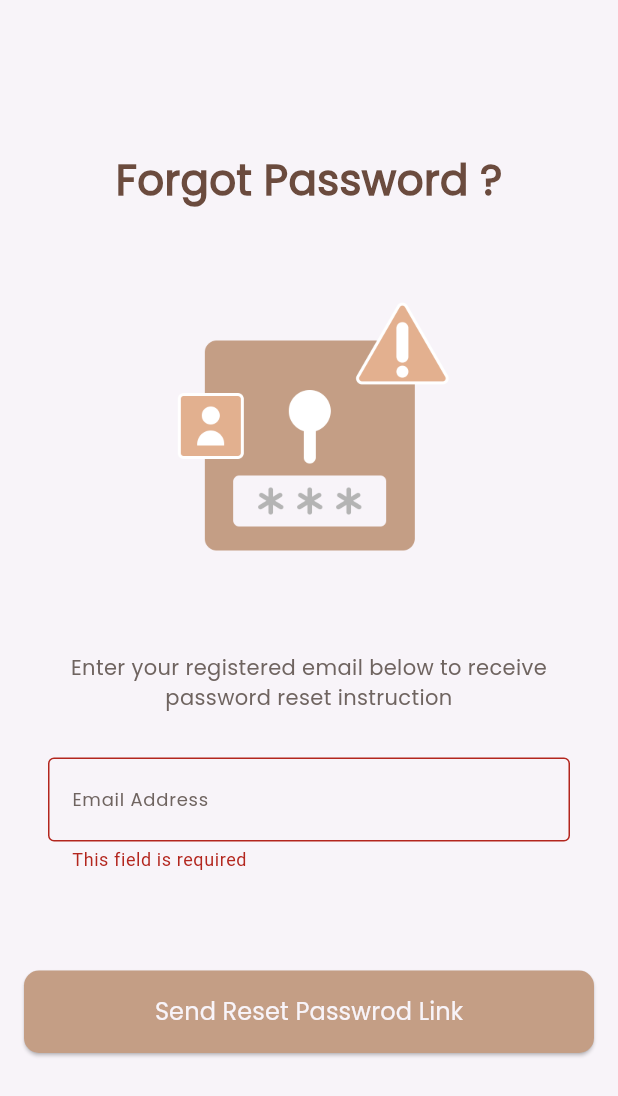
After one commit to ACICT-DEPI/ONL1_SWD4_G1d-m--Tourist-App-Dalel-, a Flutter app: the ForgotPasswordView screen opened by its route, after a tap on "Send Reset Passwrod Link", on a phone screen of 412 x 824 dp. The commit adds this screen. Shown: the top 1096 px of the screen. Run offline on Flutter 3.47's test engine with Material 3 defaults, Android fonts, the phone set to English and light mode, and no system bars; our stand-ins replace firebase_auth, firebase_core, flutter_bloc, flutter_svg, fluttertoast, get_it and 3 more; accounts and stored records are empty.

Commit message:
Reset Password

```diff
--- a/lib/core/routes/route_app.dart
+++ b/lib/core/routes/route_app.dart
@@ -1,4 +1,5 @@
 import 'package:dalel/features/auth_cubit/cubit/auth_cubit.dart';
+import 'package:dalel/features/author/presentation/forgot_password.dart';
 import 'package:dalel/features/author/presentation/login.dart';
 import 'package:dalel/features/author/presentation/register.dart';
 import 'package:dalel/features/home/presentation/views/home_view.dart';
@@ -36,6 +37,13 @@ final GoRouter ourRouter = GoRouter(
       ),
     ),
     GoRoute(
+      path: '/forgotPassword',
+      builder: (context, state) => BlocProvider(
+        create: (context) => AuthCubit(),
+        child: const ForgotPasswordView(),
+      ),
+    ),
+    GoRoute(
       path: '/home',
       builder: (context, state) => const HomeView(),
     ),
--- a/lib/features/auth_cubit/cubit/auth_cubit.dart
+++ b/lib/features/auth_cubit/cubit/auth_cubit.dart
@@ -13,6 +13,8 @@ class AuthCubit extends Cubit<AuthState> {
   bool? scurePasswordTextValue = true;
   GlobalKey<FormState> signUpFormKey = GlobalKey();
   GlobalKey<FormState> signInFormKey = GlobalKey();
+  GlobalKey<FormState> forgotPasswordFormKey = GlobalKey();
+
   signUpWithEmailAndPassword() async {
     try {
       emit(SignUpLoadingState());
@@ -21,7 +23,7 @@ class AuthCubit extends Cubit<AuthState> {
         password: password!,
       );
       verifyEmail();
-      emit(SingUpSuccessState());
+      emit(SignUpSuccessState());
     } on FirebaseAuthException catch (e) {
       if (e.code == 'weak-password') {
         emit(SignUpFailureState(
@@ -59,7 +61,7 @@ class AuthCubit extends Cubit<AuthState> {
 
   signInWithEmailAndPassword() async {
     try {
-      emit(SigInLoadingState());
+      emit(SignInLoadingState());
       await FirebaseAuth.instance.signInWithEmailAndPassword(
         email: emailAddress!,
         password: password!,
@@ -78,4 +80,14 @@ class AuthCubit extends Cubit<AuthState> {
       emit(SignInFailureState(errMessage: e.toString()));
     }
   }
+
+  resetPasswordWithLink() async {
+    try {
+      emit(ResetPasswordLoadingState());
+      await FirebaseAuth.instance.sendPasswordResetEmail(email: emailAddress!);
+      emit(ResetPasswordSuccessState());
+    } catch (e) {
+      emit(ResetPasswordFailureState(errMessage: e.toString()));
+    }
+  }
 }
--- a/lib/features/auth_cubit/cubit/auth_state.dart
+++ b/lib/features/auth_cubit/cubit/auth_state.dart
@@ -4,7 +4,7 @@ class AuthInitial extends AuthState {}
 
 class SignUpLoadingState extends AuthState {}
 
-class SingUpSuccessState extends AuthState {}
+class SignUpSuccessState extends AuthState {}
 
 class SignUpFailureState extends AuthState {
   final String errMessage;
@@ -12,11 +12,7 @@ class SignUpFailureState extends AuthState {
   SignUpFailureState({required this.errMessage});
 }
 
-class TermsAndConditionUpdateState extends AuthState {}
-
-final class ScurePasswordTextUpdateState extends AuthState {}
-
-class SigInLoadingState extends AuthState {}
+class SignInLoadingState extends AuthState {}
 
 class SignInSuccessState extends AuthState {}
 
@@ -25,3 +21,17 @@ class SignInFailureState extends AuthState {
 
   SignInFailureState({required this.errMessage});
 }
+
+class TermsAndConditionUpdateState extends AuthState {}
+
+final class ScurePasswordTextUpdateState extends AuthState {}
+
+class ResetPasswordLoadingState extends AuthState {}
+
+class ResetPasswordSuccessState extends AuthState {}
+
+class ResetPasswordFailureState extends AuthState {
+  final String errMessage;
+
+  ResetPasswordFailureState({required this.errMessage});
+}
--- /dev/null
+++ b/lib/features/author/presentation/forgot_password.dart
@@ -0,0 +1,29 @@
+import 'package:dalel/core/uitils/app_strings.dart';
+import 'package:dalel/features/author/presentation/widgets/custom_forgot_password_form.dart';
+import 'package:dalel/features/author/presentation/widgets/custom_welcome.dart';
+import 'package:dalel/features/author/presentation/widgets/forgot_password_image.dart';
+import 'package:dalel/features/author/presentation/widgets/forgot_password_sub_title.dart';
+import 'package:flutter/material.dart';
+
+class ForgotPasswordView extends StatelessWidget {
+  const ForgotPasswordView({super.key});
+
+  @override
+  Widget build(BuildContext context) {
+    return const Scaffold(
+      body: CustomScrollView(
+        slivers: [
+          SliverToBoxAdapter(child: SizedBox(height: 100)),
+          SliverToBoxAdapter(
+              child: CustomWelcomWidget(text: AppStrings.forgotPassword)),
+          SliverToBoxAdapter(child: SizedBox(height: 40)),
+          SliverToBoxAdapter(child: ForgotPasswordImage()),
+          SliverToBoxAdapter(child: SizedBox(height: 20)),
+          SliverToBoxAdapter(child: ForgotPasswordSubTitle()),
+          SliverToBoxAdapter(child: SizedBox(height: 30)),
+          SliverToBoxAdapter(child: CustomForgotPasswordForm()),
+        ],
+      ),
+    );
+  }
+}
--- a/lib/features/author/presentation/register.dart
+++ b/lib/features/author/presentation/register.dart
@@ -2,7 +2,7 @@ import 'package:dalel/core/functions/navigate_push.dart';
 import 'package:dalel/core/uitils/app_strings.dart';
 import 'package:dalel/features/author/presentation/widgets/custom_texts_span.dart';
 import 'package:dalel/features/author/presentation/widgets/custom_welcome.dart';
-import 'package:dalel/features/author/presentation/widgets/custon_sign_up_form.dart';
+import 'package:dalel/features/author/presentation/widgets/custom_sign_up_form.dart';
 import 'package:flutter/material.dart';
 
 class RegisterScreen extends StatelessWidget {
--- /dev/null
+++ b/lib/features/author/presentation/widgets/custom_forgot_password_form.dart
@@ -0,0 +1,63 @@
+import 'package:dalel/core/functions/custom_toast.dart';
+import 'package:dalel/core/functions/navigate_push.dart';
+import 'package:dalel/core/uitils/app_colors.dart';
+import 'package:dalel/core/uitils/app_strings.dart';
+import 'package:dalel/features/auth_cubit/cubit/auth_cubit.dart';
+import 'package:dalel/features/auth_cubit/cubit/auth_state.dart';
+import 'package:dalel/features/author/presentation/widgets/custom_text_field.dart';
+import 'package:dalel/features/on%20boaring/presentarion/widgets/custom_buttom.dart';
+import 'package:flutter/material.dart';
+import 'package:flutter_bloc/flutter_bloc.dart';
+
+class CustomForgotPasswordForm extends StatelessWidget {
+  const CustomForgotPasswordForm({super.key});
+
+  @override
+  Widget build(BuildContext context) {
+    return BlocConsumer<AuthCubit, AuthState>(
+      listener: (context, state) {
+        if (state is ResetPasswordSuccessState) {
+          showToast("Check Your Email To Reset Your Password!");
+          pushReplacementNavigate(context, "/loginScreen");
+        } else if (state is ResetPasswordFailureState) {
+          showToast(state.errMessage);
+        }
+      },
+      builder: (context, state) {
+        AuthCubit authCubit = BlocProvider.of<AuthCubit>(context);
+        return Padding(
+          padding: const EdgeInsets.symmetric(horizontal: 16.0),
+          child: Form(
+            key: authCubit.forgotPasswordFormKey,
+            child: Column(
+              children: [
+                CustomTextFormField(
+                  text: AppStrings.emailAddress,
+                  onChanged: (emailAddress) {
+                    authCubit.emailAddress = emailAddress;
+                  },
+                ),
+                const SizedBox(
+                  height: 50,
+                ),
+                state is SignInLoadingState
+                    ? CircularProgressIndicator(
+                        color: AppColors.primaryColor,
+                      )
+                    : CustomButton(
+                        onPressed: () {
+                          if (authCubit.forgotPasswordFormKey.currentState!
+                              .validate()) {
+                            authCubit.resetPasswordWithLink();
+                          }
+                        },
+                        buttonString: AppStrings.sendResetPasswordLink,
+                      ),
+              ],
+            ),
+          ),
+        );
+      },
+    );
+  }
+}
--- a/lib/features/author/presentation/widgets/custom_sign_in_form.dart
+++ b/lib/features/author/presentation/widgets/custom_sign_in_form.dart
@@ -59,7 +59,7 @@ class CustomSignInForm extends StatelessWidget {
               const SizedBox(
                 height: 50,
               ),
-              state is SigInLoadingState
+              state is SignInLoadingState
                   ? CircularProgressIndicator(
                       color: AppColors.primaryColor,
                     )
--- a/lib/features/author/presentation/widgets/custon_sign_up_form.dart
+++ b/lib/features/author/presentation/widgets/custom_sign_up_form.dart
@@ -17,7 +17,7 @@ class CustomSignUpForm extends StatelessWidget {
   Widget build(BuildContext context) {
     return BlocConsumer<AuthCubit, AuthState>(
       listener: (context, state) {
-        if (state is SingUpSuccessState) {
+        if (state is SignUpSuccessState) {
           showToast("Successfully, Check your email to verfiy your account!");
           pushReplacementNavigate(context, "/loginScreen");
         } else if (state is SignUpFailureState) {
--- /dev/null
+++ b/lib/features/author/presentation/widgets/forgot_password_image.dart
@@ -0,0 +1,16 @@
+
+import 'package:dalel/core/uitils/app_assets.dart';
+import 'package:flutter/material.dart';
+
+class ForgotPasswordImage extends StatelessWidget {
+  const ForgotPasswordImage({super.key});
+
+  @override
+  Widget build(BuildContext context) {
+    return SizedBox(
+      width: 235,
+      height: 235,
+      child: Image.asset(Assets.imagesForgotPassword),
+    );
+  }
+}
--- /dev/null
+++ b/lib/features/author/presentation/widgets/forgot_password_sub_title.dart
@@ -0,0 +1,18 @@
+import 'package:dalel/core/uitils/app_text_styles.dart';
+import 'package:flutter/material.dart';
+
+class ForgotPasswordSubTitle extends StatelessWidget {
+  const ForgotPasswordSubTitle({super.key});
+
+  @override
+  Widget build(BuildContext context) {
+    return Padding(
+      padding: const EdgeInsets.symmetric(horizontal: 34.0),
+      child: Text(
+        "Enter your registered email below to receive password reset instruction",
+        style: CustomTextStyles.poppins400style12.copyWith(fontSize: 14),
+        textAlign: TextAlign.center,
+      ),
+    );
+  }
+}
--- a/lib/features/author/presentation/widgets/forgot_password_text_widget.dart
+++ b/lib/features/author/presentation/widgets/forgot_password_text_widget.dart
@@ -10,7 +10,7 @@ class ForgotPasswordTextWidget extends StatelessWidget {
   Widget build(BuildContext context) {
     return GestureDetector(
       onTap: () {
-        pushReplacementNavigate(context, "");
+        pushReplacementNavigate(context, "/forgotPassword");
       },
       child: Align(
         alignment: Alignment.centerRight,
```
